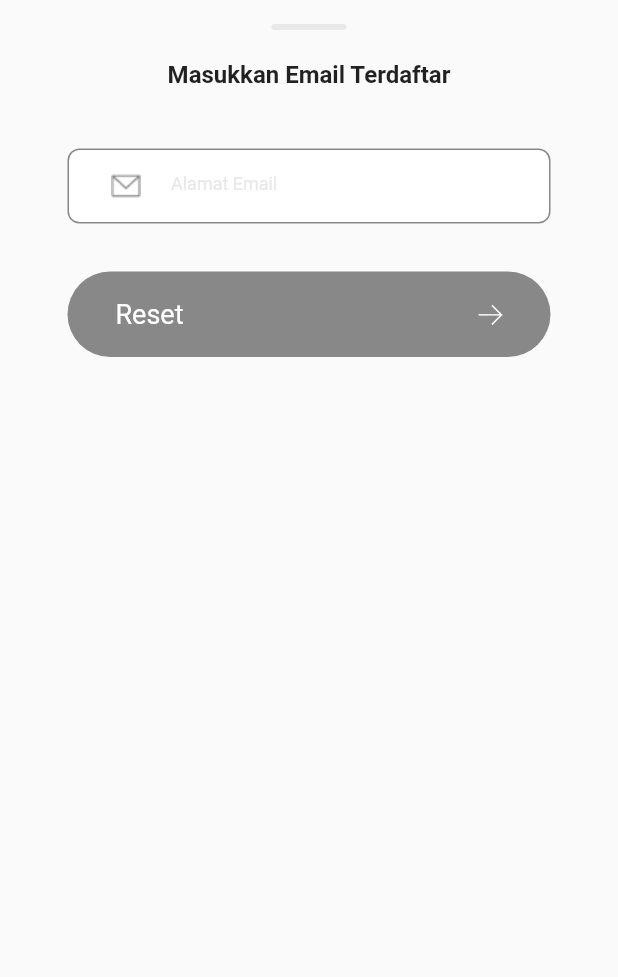
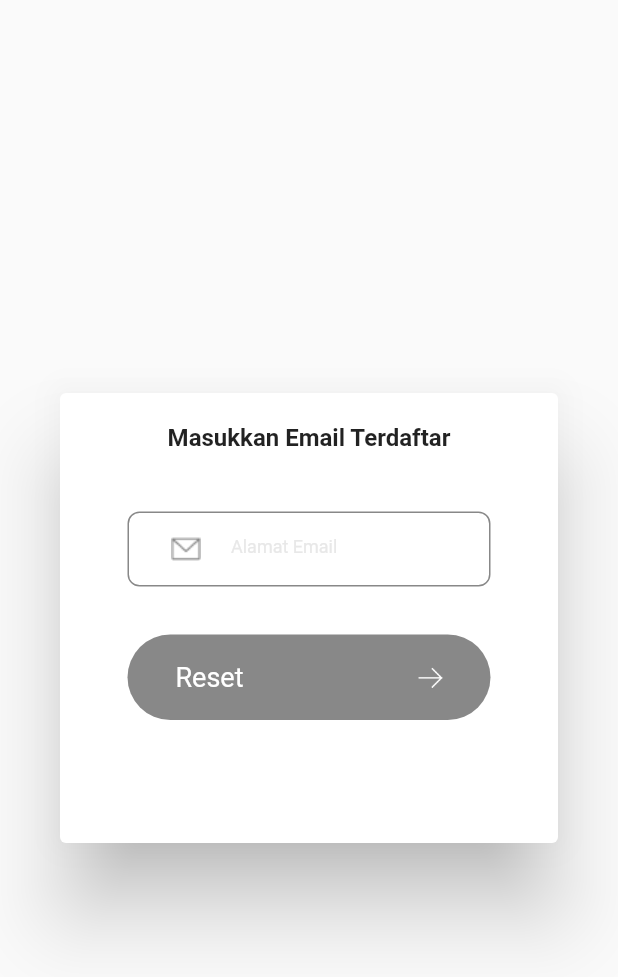
Before and after one commit to asropinr/SindenTB, a Flutter app: the BottoSheetMasukkanPassword widget shown alone on an empty page, opened directly with empty values, on a phone screen of 412 x 824 dp. Shown: the top 977 px of the screen. Run offline on Flutter 3.47's test engine with Material 2 defaults, Android fonts, the phone set to English and light mode, and no system bars; our stand-ins replace connectivity_plus, dio, flutter_html, flutter_screenutil, geolocator, get and 5 more; missing offline and left inert: maps_launcher; accounts and stored records are empty.

Commit message:
add some Rev

```diff
--- a/lib/view/auth/loginscreen.dart
+++ b/lib/view/auth/loginscreen.dart
@@ -200,20 +200,20 @@ class _BottomSheetLoginState extends State<BottomSheetLogin> {
             ));
   }
 
-  showResetPassword() {
-    showModalBottomSheet(
-        isScrollControlled: true,
-        shape: RoundedRectangleBorder(
-          borderRadius: BorderRadius.only(
-            topRight: Radius.circular(16.w),
-            topLeft: Radius.circular(16.w),
-          ),
-        ),
-        context: context,
-        builder: (context) => BottoSheetMasukkanPassword(
-              registerController: widget.registerController,
-            ));
-  }
+  // showResetPassword() {
+  //   showModalBottomSheet(
+  //       isScrollControlled: true,
+  //       shape: RoundedRectangleBorder(
+  //         borderRadius: BorderRadius.only(
+  //           topRight: Radius.circular(16.w),
+  //           topLeft: Radius.circular(16.w),
+  //         ),
+  //       ),
+  //       context: context,
+  //       builder: (context) => BottoSheetMasukkanPassword(
+  //             registerController: widget.registerController,
+  //           ));
+  // }
 
   @override
   Widget build(BuildContext context) {
@@ -364,8 +364,8 @@ class _BottomSheetLoginState extends State<BottomSheetLogin> {
           ),
           InkWell(
             onTap: () {
-              showResetPassword();
-              Get.back();
+              Get.dialog(BottoSheetMasukkanPassword(
+                  registerController: widget.registerController));
             },
             child: RichText(
               text: const TextSpan(
@@ -487,21 +487,20 @@ class _BottoSheetMasukkanPasswordState
 
   @override
   Widget build(BuildContext context) {
-    return SizedBox(
-      height: MediaQuery.of(context).viewInsets.bottom != 0
-          ? MediaQuery.of(context).size.height * 0.5
-          : 450.h,
+    return Dialog(
+      child: SizedBox(
+        height: 300.h,
         child: Column(
           children: [
-          Container(
-            margin: EdgeInsets.only(top: 16.h),
-            height: 4.h,
-            width: 50.w,
-            decoration: BoxDecoration(
-              borderRadius: BorderRadius.circular(50),
-              color: const Color(0XFFE8E8E8),
-            ),
-          ),
+            // Container(
+            //   margin: EdgeInsets.only(top: 16.h),
+            //   height: 4.h,
+            //   width: 50.w,
+            //   decoration: BoxDecoration(
+            //     borderRadius: BorderRadius.circular(50),
+            //     color: const Color(0XFFE8E8E8),
+            //   ),
+            // ),
             SizedBox(
               height: 20.h,
             ),
@@ -552,8 +551,8 @@ class _BottoSheetMasukkanPasswordState
               if (isLoading == true) {
                 return Padding(
                   padding: EdgeInsets.symmetric(horizontal: 32.w),
-                child:
-                    ShimmerHome(h: 60.h, w: MediaQuery.of(context).size.width),
+                  child: ShimmerHome(
+                      h: 60.h, w: MediaQuery.of(context).size.width),
                 );
               } else {
                 return InkWell(
@@ -582,7 +581,8 @@ class _BottoSheetMasukkanPasswordState
                     padding:
                         EdgeInsets.symmetric(horizontal: 32.w, vertical: 18.h),
                     decoration: BoxDecoration(
-                    color: enable == false ? AppColor.grey800 : AppColor.green,
+                      color:
+                          enable == false ? AppColor.grey800 : AppColor.green,
                       borderRadius: BorderRadius.circular(100),
                     ),
                     child: Row(
@@ -608,6 +608,7 @@ class _BottoSheetMasukkanPasswordState
             })
           ],
         ),
+      ),
     );
   }
 }
```
Lines whose indentation alone changed are shown as unchanged.
